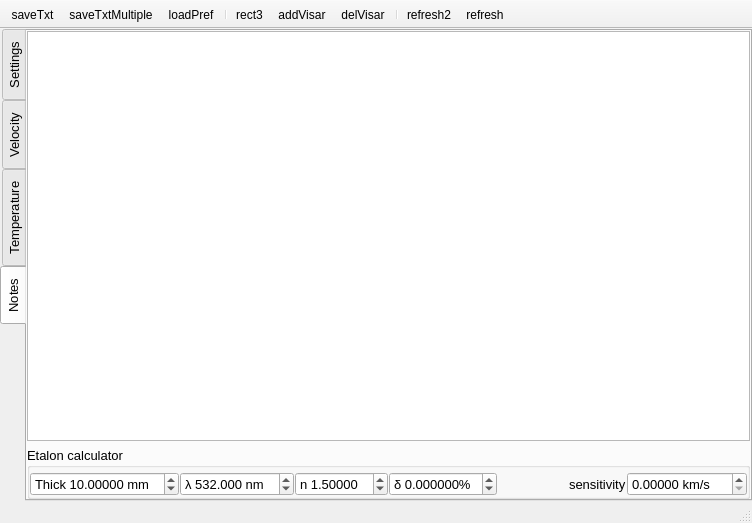
Above: plugins/Visar/Visar1.ui from NeutrinoToolkit/Neutrino before the change. Below: the same form after it.
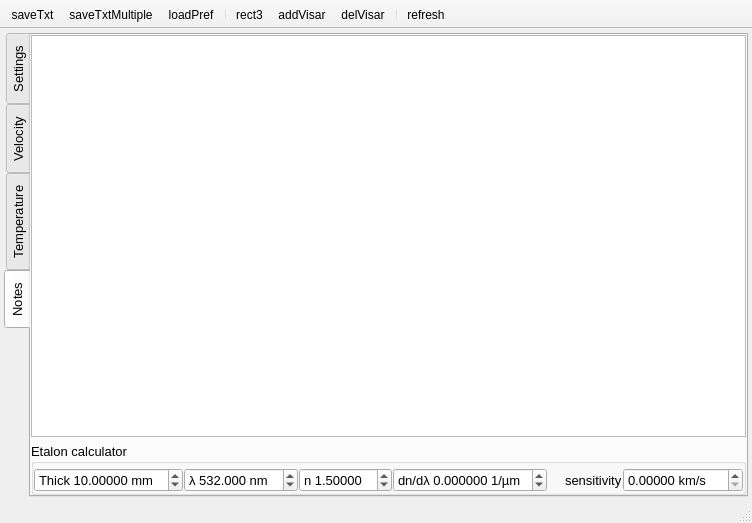
That is the form after the change. The open tabs and pages were chosen to show the change. Icons and pictures are not drawn. Custom widgets are drawn as their Qt base class.

Diff of the .ui file:
```diff
--- a/plugins/Visar/Visar1.ui
+++ b/plugins/Visar/Visar1.ui
@@ -25,16 +25,16 @@
   <widget class="QWidget" name="centralwidget">
    <layout class="QGridLayout" name="gridLayout">
     <property name="leftMargin">
-     <number>0</number>
+     <number>4</number>
     </property>
     <property name="topMargin">
-     <number>0</number>
+     <number>4</number>
     </property>
     <property name="rightMargin">
-     <number>0</number>
+     <number>4</number>
     </property>
     <property name="bottomMargin">
-     <number>0</number>
+     <number>4</number>
     </property>
     <item row="0" column="0">
      <widget class="QTabWidget" name="tabs">
@@ -680,10 +680,10 @@
            <item row="0" column="3">
             <widget class="QDoubleSpinBox" name="etalon_delta">
              <property name="prefix">
-              <string>δ </string>
+              <string>dn/dλ </string>
              </property>
              <property name="suffix">
-              <string>%</string>
+              <string> 1/µm</string>
              </property>
              <property name="decimals">
               <number>6</number>
@@ -754,7 +754,6 @@
    <addaction name="actionAddVisar"/>
    <addaction name="actionDelVisar"/>
    <addaction name="separator"/>
-   <addaction name="actionGuess"/>
    <addaction name="actionRefresh"/>
   </widget>
   <action name="actionSaveTxt">
@@ -769,18 +768,6 @@
     <string>Export TXT</string>
    </property>
   </action>
-  <action name="actionGuess">
-   <property name="icon">
-    <iconset resource="../Ghost_fringes/GhostFringes.qrc">
-     <normaloff>:/icons/refresh2.png</normaloff>:/icons/refresh2.png</iconset>
-   </property>
-   <property name="text">
-    <string>refresh2</string>
-   </property>
-   <property name="toolTip">
-    <string>Guess both intefringes</string>
-   </property>
-  </action>
   <action name="actionRefresh">
    <property name="icon">
     <iconset resource="Visar.qrc">
```
Left out of the diff: 31 changed lines with no effect on the pictures.
